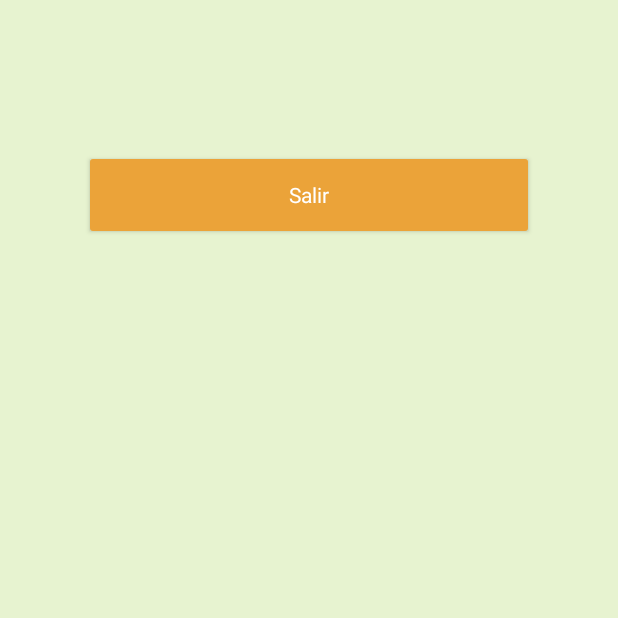
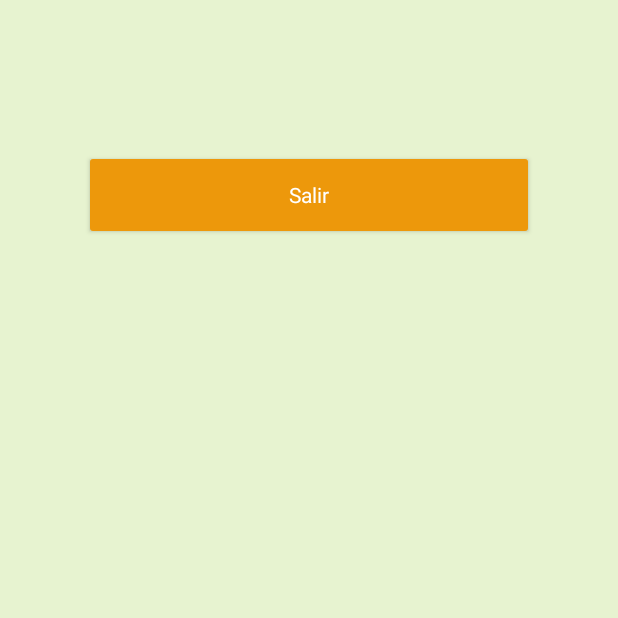
Before and after one commit to cAlonso10/TFG, an Android app: the screen it shows after launch once a user with an empty profile is signed in (MainActivity), on a phone screen of 412 x 824 dp, the top half of it. Run offline under Robolectric (Android 15) with nearby library versions, the phone set to English and light mode, and no system bars; our stand-ins replace Firebase (no records; nobody signed in at launch, a user with empty details on screens opened directly); 4 statements that could not run were skipped.

Commit message:
Cambios en los colores y temas

```diff
--- a/app/build.gradle
+++ b/app/build.gradle
@@ -43,5 +43,6 @@ dependencies {
     implementation 'com.google.firebase:firebase-firestore'
     implementation 'com.google.firebase:firebase-analytics'
     implementation 'com.google.android.gms:play-services-auth:20.5.0'
+    implementation 'com.google.android.material:material:1.5.0'
 
 }
--- a/app/src/main/AndroidManifest.xml
+++ b/app/src/main/AndroidManifest.xml
@@ -16,11 +16,13 @@
         tools:targetApi="31">
         <activity
             android:name=".MainActivity"
-            android:exported="true">
+            android:exported="true"
+            android:theme="@style/AppTheme">
         </activity>
         <activity
             android:name=".Login"
-            android:exported="true">
+            android:exported="true"
+            >
             <intent-filter>
                 <action android:name="android.intent.action.MAIN" />
 
--- a/app/src/main/res/values/colors.xml
+++ b/app/src/main/res/values/colors.xml
@@ -8,5 +8,8 @@
     <color name="black">#FF000000</color>
     <color name="white">#FFFFFFFF</color>
     <color name="main">#E7F3D0</color>
-    <color name="orange">#EBA339</color>
+    <color name="orange">#ed980b</color>
+    <color name="orange_700">#d88708</color>
+    <color name="orange_500">#c47606</color>
+    <color name="orange_200">#9a5400</color>
 </resources>
--- a/app/src/main/res/values/styles.xml
+++ b/app/src/main/res/values/styles.xml
@@ -18,4 +18,10 @@
     <style name="ThemeOverlay.AppTheme.TextInputEditText.Outlined" parent="">
         <item name="colorControlActivated">@color/orange</item>
     </style>
+
+    <style name="AppTheme" parent="Theme.AppCompat.Light.DarkActionBar">
+        <item name="colorPrimary">@color/orange</item>
+        <item name="colorPrimaryDark">@color/orange_200</item>
+        <item name="colorAccent">@color/orange_500</item>
+    </style>
 </resources>
```
